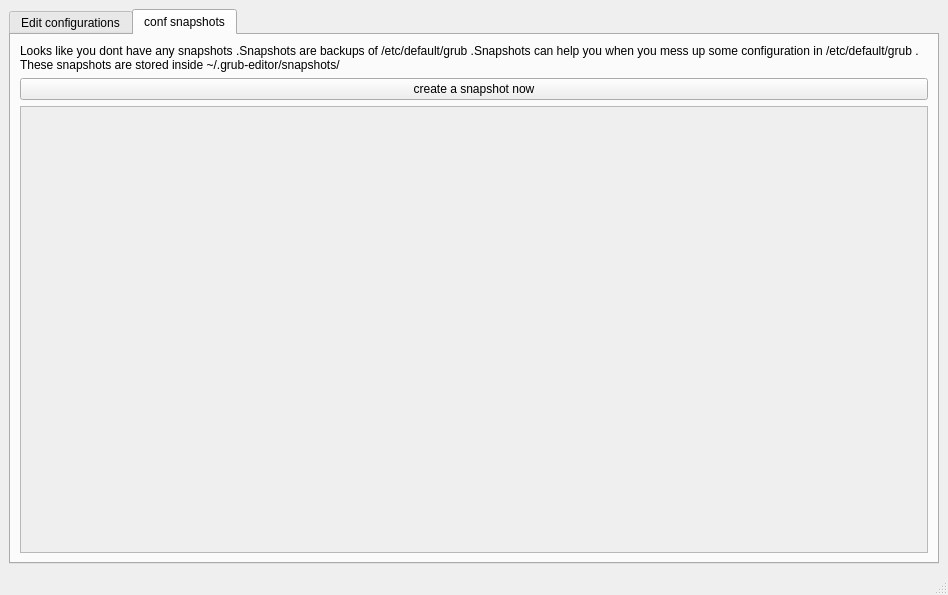
Before: the Qt Designer form ui/main.ui in Thenujan-0/grub-editor, drawn with Qt 5.
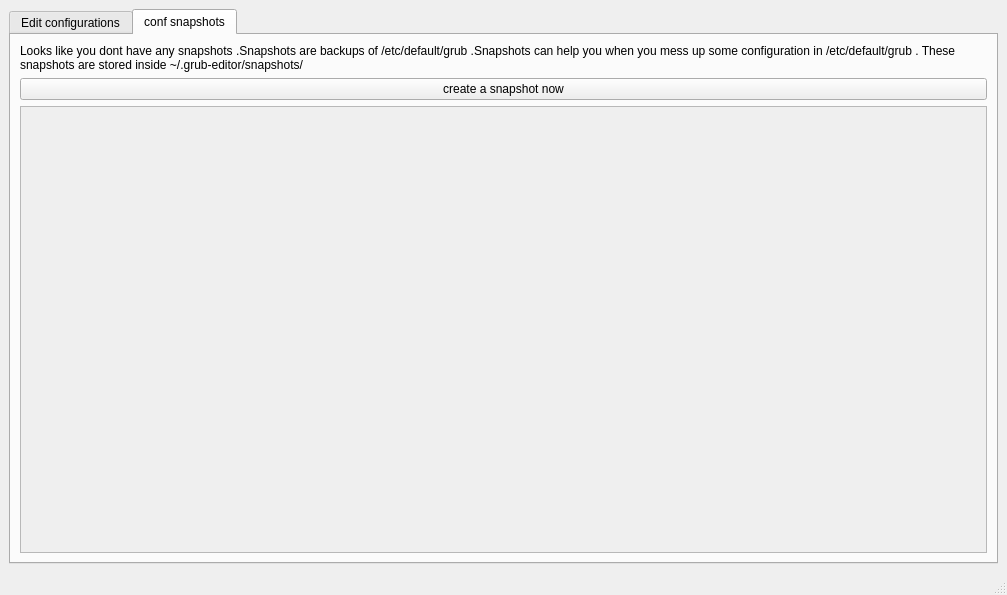
After: the same form once the commit is applied. The open tabs and pages were chosen to show the change. Icons and pictures are not drawn.

Commit message: minor changes to Ui , removed ugly black border around QFrame of grub timeout

Patch:
```diff
--- a/ui/main.ui
+++ b/ui/main.ui
@@ -6,7 +6,7 @@
    <rect>
     <x>0</x>
     <y>0</y>
-    <width>948</width>
+    <width>1007</width>
     <height>595</height>
    </rect>
   </property>
@@ -319,8 +319,8 @@
             <rect>
              <x>0</x>
              <y>0</y>
-             <width>96</width>
-             <height>55</height>
+             <width>971</width>
+             <height>386</height>
             </rect>
            </property>
            <layout class="QGridLayout" name="gridLayout_8">
```
Left out of the diff: 5 changed lines with no effect on the pictures. The commit also changes 1 other file.
